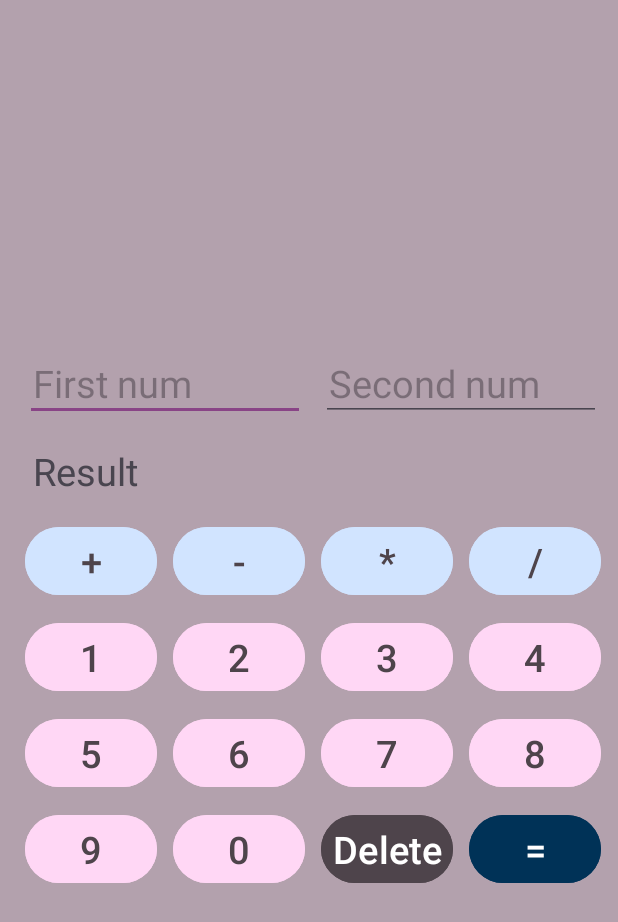
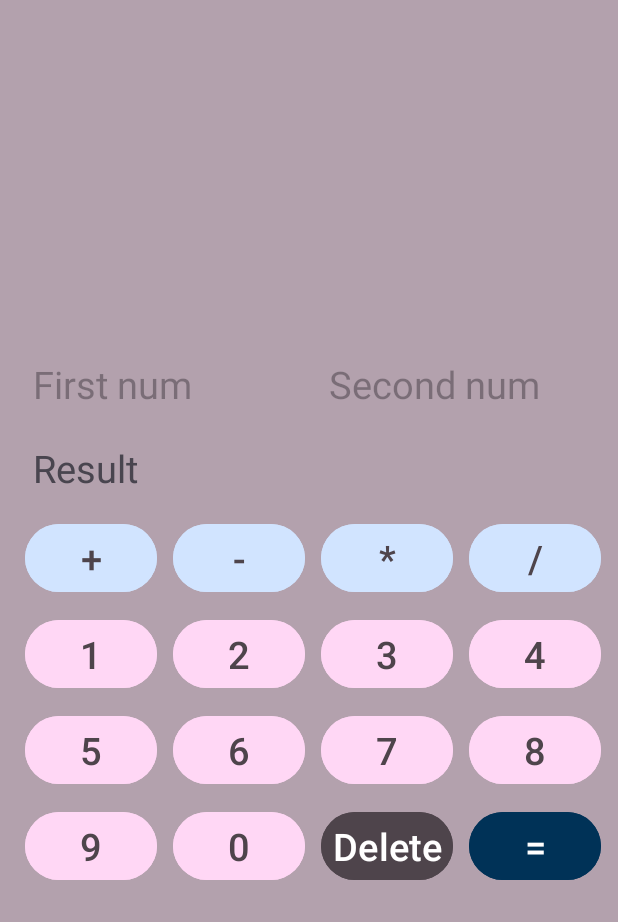
Before and after one commit to alexanndrra/CalculatorAppChanda, an Android app: the screen it shows after launch (MainActivity), on a phone screen of 412 x 824 dp. Shown: the top 922 px of the screen. Run offline under Robolectric (Android 15) with nearby library versions, the phone set to English and light mode, and no system bars.

Commit message:
started numSelected() method

```diff
--- a/app/src/main/java/com/example/calculatorappchanda/MainActivity.java
+++ b/app/src/main/java/com/example/calculatorappchanda/MainActivity.java
@@ -8,6 +8,8 @@ import android.widget.EditText;
 
 public class MainActivity extends AppCompatActivity {
 
+    int numInput1;
+    int numInput2;
     @Override
     protected void onCreate(Bundle savedInstanceState) {
         super.onCreate(savedInstanceState);
@@ -15,51 +17,35 @@ public class MainActivity extends AppCompatActivity {
 
     }
 
-    public void calculate(View v){
-        //get inputs
-        EditText num1 = findViewById(R.id.editTextInput);
-        EditText num2 = findViewById(R.id.editTextInput2);
+    public void onClick(View v){
 
-        //make inputs uneditable
-        String num1String = num1.getText().toString();
-        String num2String = num2.getText().toString();
+    }
 
-        //turn the strings to doubles for calculations
-        double input1 = Double.parseDouble(num1.toString());
-        double input2 = Double.parseDouble(num2.toString());
+    //which number is pressed
+    public void numSelected(View v){
 
-
-        //get which operation button was pressed
-
-        //calculate
-        double output = operation(input1, input2, "+"); //replace "+" with the value from op button
+    }
 
 
 
+//    public double operation(double a, double b, String op){
+//        double res = 0;
+//        if(op.equals("+")){
+//            res = a+b;
+//        }
+//        else if(op.equals("-")){
+//            res = a-b;
+//        }
+//        else if(op.equals("*")){
+//            res = a*b;
+//        }
+//        else if(op.equals("/")){
+//            res = a/b;
+//        }
+//        else{
+//            return -0;
+//        }
+//        return res;
+//    }
 
-        //sync number buttons
-
-
-        //work on delete
-    }
-
-    public double operation(double a, double b, String op){
-        double res = 0;
-        if(op.equals("+")){
-            res = a+b;
-        }
-        else if(op.equals("-")){
-            res = a-b;
-        }
-        else if(op.equals("*")){
-            res = a*b;
-        }
-        else if(op.equals("/")){
-            res = a/b;
-        }
-        else{
-            return -0;
-        }
-        return res;
-    }
 }
--- a/app/src/main/res/layout/activity_main.xml
+++ b/app/src/main/res/layout/activity_main.xml
@@ -20,37 +20,27 @@
 
         <TableRow
             android:layout_width="match_parent"
-            android:layout_height="match_parent" />
+            android:layout_height="match_parent" >
 
-        <TableRow
-            android:layout_width="match_parent"
-            android:layout_height="match_parent">
-
-            <EditText
-                android:id="@+id/editTextInput"
+            <TextView
+                android:id="@+id/textViewInput1"
                 android:layout_width="wrap_content"
-                android:layout_height="50dp"
+                android:layout_height="wrap_content"
                 android:layout_margin="@dimen/inputMargin"
                 android:layout_span="2"
-                android:ems="10"
                 android:hint="First num"
-                android:inputType="text"
                 android:padding="@dimen/inputPadding"
                 android:textSize="@dimen/fontSizeInputOutput" />
 
-            <EditText
-                android:id="@+id/editTextInput2"
+            <TextView
+                android:id="@+id/textViewInput2"
                 android:layout_width="wrap_content"
-                android:layout_height="50dp"
-                android:layout_gravity="center|start"
+                android:layout_height="wrap_content"
                 android:layout_margin="@dimen/inputMargin"
                 android:layout_span="2"
-                android:ems="10"
                 android:hint="Second num"
-                android:inputType="text"
                 android:padding="@dimen/inputPadding"
                 android:textSize="@dimen/fontSizeInputOutput" />
-
         </TableRow>
 
         <TableRow
@@ -81,7 +71,8 @@
                 android:padding="@dimen/opNumPadding"
                 android:text="@string/plus"
                 android:textColor="@color/md_theme_dark_outlineVariant"
-                android:textSize="@dimen/fontSizeOperations" />
+                android:textSize="@dimen/fontSizeOperations"
+                android:onClick="onClick"/>
 
             <Button
                 android:id="@+id/buttonMinus"
@@ -92,7 +83,8 @@
                 android:padding="@dimen/opNumPadding"
                 android:text="@string/minus"
                 android:textColor="@color/md_theme_dark_outlineVariant"
-                android:textSize="@dimen/fontSizeOperations" />
+                android:textSize="@dimen/fontSizeOperations"
+                android:onClick="onClick"/>
 
             <Button
                 android:id="@+id/buttonMultiply"
@@ -103,7 +95,8 @@
                 android:padding="@dimen/opNumPadding"
                 android:text="@string/multiply"
                 android:textColor="@color/md_theme_dark_outlineVariant"
-                android:textSize="@dimen/fontSizeOperations" />
+                android:textSize="@dimen/fontSizeOperations"
+                android:onClick="onClick"/>
 
             <Button
                 android:id="@+id/buttonDivide"
@@ -114,7 +107,8 @@
                 android:padding="@dimen/opNumPadding"
                 android:text="@string/divide"
                 android:textColor="@color/md_theme_dark_outlineVariant"
-                android:textSize="@dimen/fontSizeOperations" />
+                android:textSize="@dimen/fontSizeOperations"
+                android:onClick="onClick"/>
         </TableRow>
 
         <TableRow
@@ -130,7 +124,8 @@
                 android:padding="@dimen/opNumPadding"
                 android:text="1"
                 android:textColor="@color/md_theme_dark_outlineVariant"
-                android:textSize="@dimen/fontSizeNumbers" />
+                android:textSize="@dimen/fontSizeNumbers"
+                android:onClick="onClick"/>
 
             <Button
                 android:id="@+id/buttonTwo"
@@ -141,7 +136,8 @@
                 android:padding="@dimen/opNumPadding"
                 android:text="2"
                 android:textColor="@color/md_theme_dark_outlineVariant"
-                android:textSize="@dimen/fontSizeNumbers" />
+                android:textSize="@dimen/fontSizeNumbers"
+                android:onClick="onClick"/>
 
             <Button
                 android:id="@+id/buttonThree"
@@ -152,7 +148,8 @@
                 android:padding="@dimen/opNumPadding"
                 android:text="3"
                 android:textColor="@color/md_theme_dark_outlineVariant"
-                android:textSize="@dimen/fontSizeNumbers" />
+                android:textSize="@dimen/fontSizeNumbers"
+                android:onClick="onClick"/>
 
             <Button
                 android:id="@+id/buttonFour"
@@ -163,7 +160,8 @@
                 android:padding="@dimen/opNumPadding"
                 android:text="4"
                 android:textColor="@color/md_theme_dark_outlineVariant"
-                android:textSize="@dimen/fontSizeNumbers" />
+                android:textSize="@dimen/fontSizeNumbers"
+                android:onClick="onClick"/>
         </TableRow>
 
         <TableRow
@@ -179,7 +177,8 @@
                 android:padding="@dimen/opNumPadding"
                 android:text="5"
                 android:textColor="@color/md_theme_dark_outlineVariant"
-                android:textSize="@dimen/fontSizeNumbers" />
+                android:textSize="@dimen/fontSizeNumbers"
+                android:onClick="onClick"/>
 
             <Button
                 android:id="@+id/buttonSix"
@@ -190,7 +189,8 @@
                 android:padding="@dimen/opNumPadding"
                 android:text="6"
                 android:textColor="@color/md_theme_dark_outlineVariant"
-                android:textSize="@dimen/fontSizeNumbers" />
+                android:textSize="@dimen/fontSizeNumbers"
+                android:onClick="onClick"/>
 
             <Button
                 android:id="@+id/buttonSeven"
@@ -201,7 +201,8 @@
                 android:padding="@dimen/opNumPadding"
                 android:text="7"
                 android:textColor="@color/md_theme_dark_outlineVariant"
-                android:textSize="@dimen/fontSizeNumbers" />
+                android:textSize="@dimen/fontSizeNumbers"
+                android:onClick="onClick"/>
 
             <Button
                 android:id="@+id/buttonEight"
@@ -212,7 +213,8 @@
                 android:padding="@dimen/opNumPadding"
                 android:text="8"
                 android:textColor="@color/md_theme_dark_outlineVariant"
-                android:textSize="@dimen/fontSizeNumbers" />
+                android:textSize="@dimen/fontSizeNumbers"
+                android:onClick="onClick"/>
         </TableRow>
 
         <TableRow
@@ -228,7 +230,8 @@
                 android:padding="@dimen/opNumPadding"
                 android:text="9"
                 android:textColor="@color/md_theme_dark_outlineVariant"
-                android:textSize="@dimen/fontSizeNumbers" />
+                android:textSize="@dimen/fontSizeNumbers"
+                android:onClick="onClick"/>
 
             <Button
                 android:id="@+id/buttonZero"
@@ -239,7 +242,8 @@
                 android:padding="@dimen/opNumPadding"
                 android:text="0"
                 android:textColor="@color/md_theme_dark_outlineVariant"
-                android:textSize="@dimen/fontSizeNumbers" />
+                android:textSize="@dimen/fontSizeNumbers"
+                android:onClick="onClick"/>
 
             <Button
                 android:id="@+id/buttonDelete"
@@ -249,7 +253,8 @@
                 android:backgroundTint="@color/md_theme_dark_outlineVariant"
                 android:padding="@dimen/opNumPadding"
                 android:text="@string/delete"
-                android:textSize="@dimen/fontSizeNumbers" />
+                android:textSize="@dimen/fontSizeNumbers"
+                android:onClick="onClick"/>
 
             <Button
                 android:id="@+id/buttonEquals"
@@ -259,8 +264,13 @@
                 android:backgroundTint="@color/md_theme_dark_onTertiary"
                 android:padding="@dimen/opNumPadding"
                 android:text="@string/equals"
-                android:textSize="@dimen/fontSizeNumbers" />
+                android:textSize="@dimen/fontSizeNumbers"
+                android:onClick="onClick"/>
         </TableRow>
+
+        <TableRow
+            android:layout_width="match_parent"
+            android:layout_height="match_parent" />
 
         <TableRow
             android:layout_width="match_parent"
```
